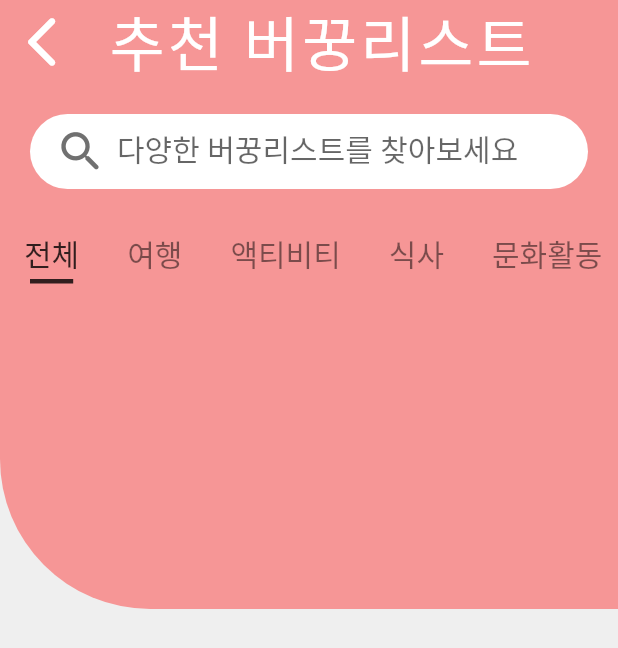
After one commit to celeste0423/couple_to_do_list_app_project, a Flutter app: the ListSuggestionPage screen opened directly, on a phone screen of 412 x 824 dp. The commit adds this screen. Shown: the top 648 px of the screen. Run offline on Flutter 3.47's test engine with Material 2 defaults, Android fonts, the light colour scheme and no system bars; our stand-ins replace get; network calls fail; Roboto replaces fonts that are missing (YoonWoo, Yoonwoo).

Commit message:
추천리스트 페이지 제작, 타입선택 탭바 분리

```diff
--- /dev/null
+++ b/lib/features/bukkung_list/pages/list_suggestion_page.dart
@@ -0,0 +1,172 @@
+import 'package:couple_to_do_list_app/helper/show_alert_dialog.dart';
+import 'package:couple_to_do_list_app/widgets/type_select_tab_bar.dart';
+import 'package:couple_to_do_list_app/utils/custom_color.dart';
+import 'package:flutter/material.dart';
+import 'package:get/get.dart';
+
+class ListSuggestionPage extends StatefulWidget {
+  const ListSuggestionPage({Key? key}) : super(key: key);
+
+  @override
+  State<ListSuggestionPage> createState() => _ListSuggestionPageState();
+}
+
+class _ListSuggestionPageState extends State<ListSuggestionPage>
+    with SingleTickerProviderStateMixin {
+  late final TabController _tabSuggestionController =
+      TabController(length: 6, vsync: this);
+
+  TextEditingController _searchBarController = TextEditingController();
+  bool _isTextEmpty = true;
+
+  @override
+  void initState() {
+    super.initState();
+    _searchBarController.addListener(_onTextChanged);
+  }
+
+  @override
+  void dispose() {
+    _searchBarController.dispose();
+    super.dispose();
+  }
+
+  void _onTextChanged() {
+    setState(() {
+      _isTextEmpty = _searchBarController.text.isEmpty;
+    });
+  }
+
+  Widget _background() {
+    return Hero(
+      tag: 'addList',
+      child: Container(
+        decoration: BoxDecoration(
+          borderRadius: BorderRadius.only(bottomLeft: Radius.circular(100)),
+          color: CustomColors.mainPink,
+        ),
+        height: 350,
+      ),
+    );
+  }
+
+  Widget _searchBar() {
+    return Container(
+      margin: EdgeInsets.symmetric(horizontal: 20, vertical: 20),
+      padding: EdgeInsets.symmetric(horizontal: 10),
+      decoration: BoxDecoration(
+        borderRadius: BorderRadius.circular(25),
+        color: Colors.white,
+      ),
+      height: 50,
+      child: TextField(
+        controller: _searchBarController,
+        style: TextStyle(
+          color: CustomColors.darkGrey,
+          fontFamily: 'Yoonwoo',
+          fontSize: 20,
+        ),
+        decoration: InputDecoration(
+          hintText: '다양한 버꿍리스트를 찾아보세요',
+          border: InputBorder.none,
+          prefixIcon: Icon(
+            Icons.search_rounded,
+            size: 35,
+            color: CustomColors.darkGrey,
+          ),
+          // prefixIcon: Image.asset(
+          //   'assets/icons/search.png',
+          //   color: Colors.white.withOpacity(0.7),
+          //   colorBlendMode: BlendMode.modulate,
+          // ),
+          suffixIcon: _isTextEmpty
+              ? null
+              : IconButton(
+                  icon: Icon(
+                    Icons.close,
+                    size: 20,
+                    color: CustomColors.darkGrey,
+                  ),
+                  onPressed: () {
+                    return _searchBarController.clear();
+                  },
+                ),
+        ),
+      ),
+      // child: Row(
+      //   mainAxisAlignment: MainAxisAlignment.start,
+      //   children: [
+      //     Image.asset(
+      //       'assets/icons/search.png',
+      //       width: 30,
+      //       color: Colors.white.withOpacity(0.7),
+      //       colorBlendMode: BlendMode.modulate,
+      //     ),
+      //     SizedBox(width: 20),
+      //     Text(
+      //       '다양한 버꿍리스트를 찾아보세요',
+      //       style: TextStyle(
+      //         color: CustomColors.grey.withOpacity(0.5),
+      //         fontSize: 20,
+      //       ),
+      //     ),
+      //   ],
+      // ),
+    );
+  }
+
+  Widget _selectedImage() {
+    return Container();
+  }
+
+  Widget _suggestionList() {
+    return Container();
+  }
+
+  @override
+  Widget build(BuildContext context) {
+    return GestureDetector(
+      onTap: () {
+        FocusScope.of(context).unfocus();
+      },
+      child: Scaffold(
+        resizeToAvoidBottomInset: false,
+        appBar: AppBar(
+          backgroundColor: CustomColors.mainPink,
+          leading: IconButton(
+            onPressed: () {
+              Get.back();
+            },
+            icon: Icon(
+              Icons.arrow_back_ios_new_rounded,
+              color: Colors.white,
+            ),
+          ),
+          title: Text(
+            '추천 버꿍리스트',
+            style: TextStyle(
+              color: Colors.white,
+            ),
+          ),
+        ),
+        body: Stack(
+          children: [
+            _background(),
+            Column(
+              children: [
+                _searchBar(),
+                typeSelectTabBar(
+                  _tabSuggestionController,
+                  Colors.black.withOpacity(0.8),
+                  Colors.black.withOpacity(0.5),
+                ),
+                _selectedImage(),
+                _suggestionList(),
+              ],
+            )
+          ],
+        ),
+      ),
+    );
+  }
+}
--- a/lib/features/home/pages/my_page.dart
+++ b/lib/features/home/pages/my_page.dart
@@ -6,7 +6,7 @@ class MyPage extends StatelessWidget {
   @override
   Widget build(BuildContext context) {
     return Center(
-      child: Text('버꿍리스트 페이지'),
+      child: Text('내 정보 페이지'),
     );
   }
 }
--- a/lib/theme/base_theme.dart
+++ b/lib/theme/base_theme.dart
@@ -80,5 +80,11 @@ ThemeData baseTheme() {
         ),
       ),
     ),
+    inputDecorationTheme: InputDecorationTheme(
+      hintStyle: TextStyle(
+        fontSize: 20,
+        fontFamily: 'YoonWoo',
+      ),
+    ),
   );
 }
--- /dev/null
+++ b/lib/widgets/type_select_tab_bar.dart
@@ -0,0 +1,30 @@
+import 'package:couple_to_do_list_app/utils/custom_color.dart';
+import 'package:flutter/material.dart';
+
+Widget typeSelectTabBar(
+  TabController tabController,
+  Color? selectedColor,
+  Color? unselectedColor,
+) {
+  return TabBar(
+    isScrollable: true,
+    controller: tabController,
+    labelColor: selectedColor ?? CustomColors.darkGrey,
+    labelStyle: TextStyle(fontFamily: 'YoonWoo', fontSize: 20),
+    unselectedLabelColor: unselectedColor ?? CustomColors.grey.withOpacity(0.5),
+    indicator: UnderlineTabIndicator(
+        insets: EdgeInsets.only(left: 20, right: 20, bottom: 5),
+        borderSide: BorderSide(
+          width: 3,
+          color: selectedColor ?? CustomColors.darkGrey,
+        )),
+    tabs: const [
+      Tab(text: '전체'),
+      Tab(text: '여행'),
+      Tab(text: '액티비티'),
+      Tab(text: '식사'),
+      Tab(text: '문화활동'),
+      Tab(text: '기타'),
+    ],
+  );
+}
```
Also changed, not shown: lib/features/home/pages/bukkung_list_page.dart (+15 -9 lines), lib/features/home/pages/diary_page.dart (+11 -25 lines).
